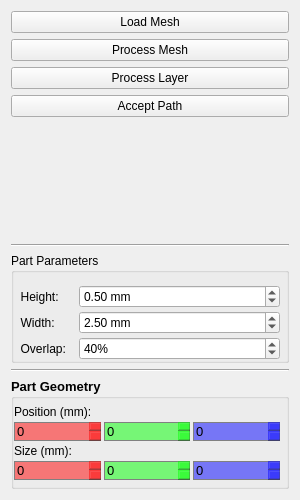
The window that proper_planning/resources/part.ui (openlmd/proper) describes before a commit, drawn with Qt 5.
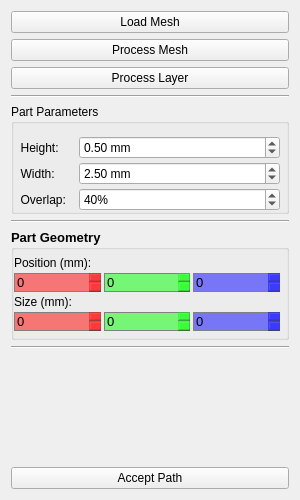
The same window after the commit.

```diff
--- a/proper_planning/resources/part.ui
+++ b/proper_planning/resources/part.ui
@@ -158,32 +158,6 @@
      </layout>
     </widget>
    </item>
-   <item row="3" column="0">
-    <widget class="QPushButton" name="btnAcceptPath">
-     <property name="minimumSize">
-      <size>
-       <width>0</width>
-       <height>0</height>
-      </size>
-     </property>
-     <property name="maximumSize">
-      <size>
-       <width>16777215</width>
-       <height>16777215</height>
-      </size>
-     </property>
-     <property name="font">
-      <font>
-       <weight>50</weight>
-       <italic>false</italic>
-       <bold>false</bold>
-      </font>
-     </property>
-     <property name="text">
-      <string>Accept Path</string>
-     </property>
-    </widget>
-   </item>
    <item row="1" column="0">
     <widget class="QPushButton" name="btnProcessMesh">
      <property name="minimumSize">
@@ -496,19 +470,6 @@
      </layout>
     </widget>
    </item>
-   <item row="4" column="0">
-    <spacer name="verticalSpacer">
-     <property name="orientation">
-      <enum>Qt::Vertical</enum>
-     </property>
-     <property name="sizeHint" stdset="0">
-      <size>
-       <width>20</width>
-       <height>40</height>
-      </size>
-     </property>
-    </spacer>
-   </item>
    <item row="7" column="0">
     <widget class="Line" name="line_4">
      <property name="orientation">
@@ -556,6 +517,52 @@
      </property>
     </widget>
    </item>
+   <item row="9" column="0">
+    <widget class="Line" name="line_2">
+     <property name="orientation">
+      <enum>Qt::Horizontal</enum>
+     </property>
+    </widget>
+   </item>
+   <item row="11" column="0">
+    <widget class="QPushButton" name="btnAcceptPath">
+     <property name="minimumSize">
+      <size>
+       <width>0</width>
+       <height>0</height>
+      </size>
+     </property>
+     <property name="maximumSize">
+      <size>
+       <width>16777215</width>
+       <height>16777215</height>
+      </size>
+     </property>
+     <property name="font">
+      <font>
+       <weight>50</weight>
+       <italic>false</italic>
+       <bold>false</bold>
+      </font>
+     </property>
+     <property name="text">
+      <string>Accept Path</string>
+     </property>
+    </widget>
+   </item>
+   <item row="10" column="0">
+    <spacer name="verticalSpacer">
+     <property name="orientation">
+      <enum>Qt::Vertical</enum>
+     </property>
+     <property name="sizeHint" stdset="0">
+      <size>
+       <width>20</width>
+       <height>40</height>
+      </size>
+     </property>
+    </spacer>
+   </item>
   </layout>
  </widget>
  <resources/>
```
